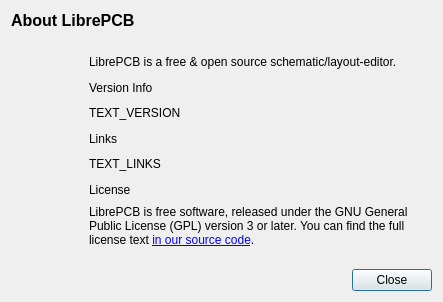
Before: the Qt Designer form libs/librepcb/common/dialogs/aboutdialog.ui in Ainsley-Harriott/LibrePCB, drawn with Qt 5.
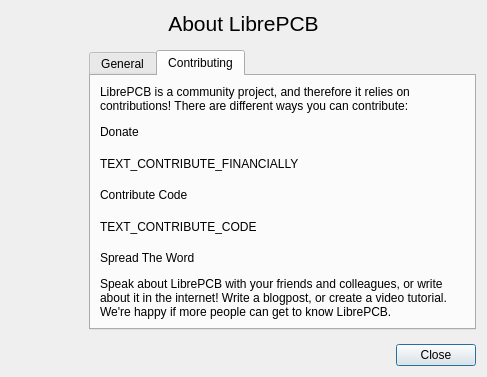
After: the same form once the commit is applied. The open tabs and pages were chosen to show the change. Icons and pictures are not drawn.

Commit message: AboutDialog: New tabbed UI

Patch:
```diff
--- a/libs/librepcb/common/dialogs/aboutdialog.ui
+++ b/libs/librepcb/common/dialogs/aboutdialog.ui
@@ -6,8 +6,8 @@
    <rect>
     <x>0</x>
     <y>0</y>
-    <width>443</width>
-    <height>302</height>
+    <width>482</width>
+    <height>368</height>
    </rect>
   </property>
   <property name="windowTitle">
@@ -17,42 +17,48 @@
    <item>
     <widget class="QLabel" name="heading">
      <property name="sizePolicy">
-      <sizepolicy hsizetype="Maximum" vsizetype="Fixed">
+      <sizepolicy hsizetype="Expanding" vsizetype="Fixed">
        <horstretch>0</horstretch>
        <verstretch>0</verstretch>
       </sizepolicy>
      </property>
      <property name="font">
       <font>
-       <pointsize>12</pointsize>
-       <weight>75</weight>
-       <bold>true</bold>
+       <pointsize>16</pointsize>
+       <weight>50</weight>
+       <bold>false</bold>
       </font>
      </property>
+     <property name="styleSheet">
+      <string notr="true"/>
+     </property>
      <property name="text">
       <string>About LibrePCB</string>
      </property>
+     <property name="alignment">
+      <set>Qt::AlignCenter</set>
+     </property>
     </widget>
    </item>
    <item>
     <layout class="QHBoxLayout" name="horizontalLayout">
      <property name="topMargin">
-      <number>16</number>
+      <number>8</number>
      </property>
      <property name="bottomMargin">
-      <number>16</number>
+      <number>8</number>
      </property>
      <item>
       <widget class="QLabel" name="logo">
        <property name="minimumSize">
         <size>
-         <width>64</width>
+         <width>72</width>
          <height>64</height>
         </size>
        </property>
        <property name="maximumSize">
         <size>
-         <width>64</width>
+         <width>72</width>
          <height>64</height>
         </size>
        </property>
@@ -65,13 +71,35 @@
        <property name="scaledContents">
         <bool>true</bool>
        </property>
+       <property name="margin">
+        <number>0</number>
+       </property>
       </widget>
      </item>
      <item>
-      <layout class="QVBoxLayout" name="aboutContentLayout">
-       <property name="leftMargin">
-        <number>8</number>
+      <widget class="QTabWidget" name="tabWidget">
+       <property name="sizePolicy">
+        <sizepolicy hsizetype="MinimumExpanding" vsizetype="MinimumExpanding">
+         <horstretch>0</horstretch>
+         <verstretch>0</verstretch>
+        </sizepolicy>
        </property>
+       <property name="minimumSize">
+        <size>
+         <width>387</width>
+         <height>280</height>
+        </size>
+       </property>
+       <property name="currentIndex">
+        <number>0</number>
+       </property>
+       <widget class="QWidget" name="tabGeneral">
+        <attribute name="title">
+         <string>General</string>
+        </attribute>
+        <layout class="QHBoxLayout" name="horizontalLayout_2">
+         <item>
+          <layout class="QVBoxLayout" name="tabGeneralLayout">
        <item>
         <widget class="QLabel" name="textIntro">
          <property name="text">
@@ -117,11 +145,90 @@
        <item>
         <widget class="QLabel" name="textLicense">
          <property name="text">
-          <string>LibrePCB is free software, released under the GNU General&lt;br&gt;Public License (GPL) version 3 or later. You can find the full&lt;br&gt;license text &lt;a href='https://github.com/LibrePCB/LibrePCB/blob/master/LICENSE.txt'&gt;in our source code&lt;/a&gt;.</string>
-         </property>
+              <string>LibrePCB is free software, released under the GNU General Public License (GPL) version 3 or later. You can find the full license text &lt;a href=&quot;https://github.com/LibrePCB/LibrePCB/blob/master/LICENSE.txt&quot;&gt;in our source code&lt;/a&gt;.</string>
+             </property>
+             <property name="wordWrap">
+              <bool>true</bool>
+             </property>
         </widget>
        </item>
       </layout>
+         </item>
+        </layout>
+       </widget>
+       <widget class="QWidget" name="tabContributing">
+        <attribute name="title">
+         <string>Contributing</string>
+        </attribute>
+        <layout class="QHBoxLayout" name="horizontalLayout_3">
+         <item>
+          <layout class="QVBoxLayout" name="tabContributingLayout">
+           <item>
+            <widget class="QLabel" name="textContributingIntro">
+             <property name="text">
+              <string>&lt;html&gt;&lt;head/&gt;&lt;body&gt;&lt;p&gt;LibrePCB is a community project, and therefore it relies on contributions! There are different ways you can contribute:&lt;/p&gt;&lt;/body&gt;&lt;/html&gt;</string>
+             </property>
+             <property name="wordWrap">
+              <bool>true</bool>
+             </property>
+            </widget>
+           </item>
+           <item>
+            <widget class="QLabel" name="headerContributeFinancially">
+             <property name="text">
+              <string>Donate</string>
+             </property>
+            </widget>
+           </item>
+           <item>
+            <widget class="QLabel" name="textContributeFinancially">
+             <property name="text">
+              <string notr="true">TEXT_CONTRIBUTE_FINANCIALLY</string>
+             </property>
+             <property name="wordWrap">
+              <bool>true</bool>
+             </property>
+            </widget>
+           </item>
+           <item>
+            <widget class="QLabel" name="headerContributeCode">
+             <property name="text">
+              <string>Contribute Code</string>
+             </property>
+            </widget>
+           </item>
+           <item>
+            <widget class="QLabel" name="textContributeCode">
+             <property name="text">
+              <string>TEXT_CONTRIBUTE_CODE</string>
+             </property>
+             <property name="wordWrap">
+              <bool>true</bool>
+             </property>
+            </widget>
+           </item>
+           <item>
+            <widget class="QLabel" name="headerContributeShare">
+             <property name="text">
+              <string>Spread The Word</string>
+             </property>
+            </widget>
+           </item>
+           <item>
+            <widget class="QLabel" name="textContributeShare">
+             <property name="text">
+              <string>Speak about LibrePCB with your friends and colleagues, or write about it in the internet! Write a blogpost, or create a video tutorial. We're happy if more people can get to know LibrePCB.</string>
+             </property>
+             <property name="wordWrap">
+              <bool>true</bool>
+             </property>
+            </widget>
+           </item>
+          </layout>
+         </item>
+        </layout>
+       </widget>
+      </widget>
      </item>
     </layout>
    </item>
```
Left out of the diff: 19 changed lines with no effect on the pictures. Lines whose indentation alone changed are shown as unchanged. The commit also changes 1 other file.
